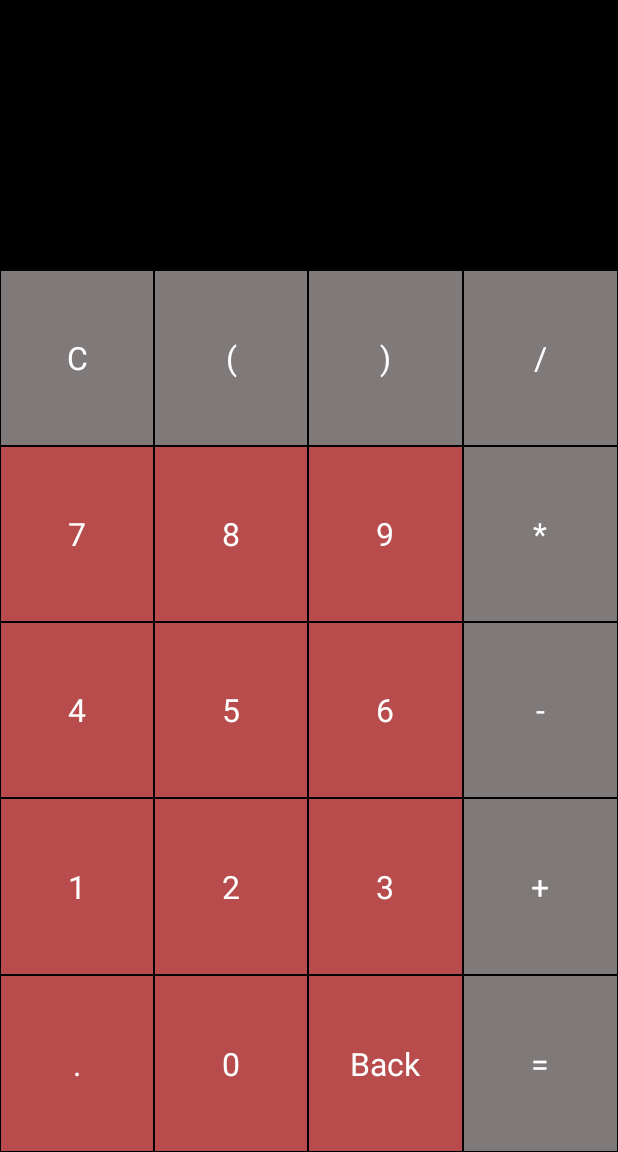
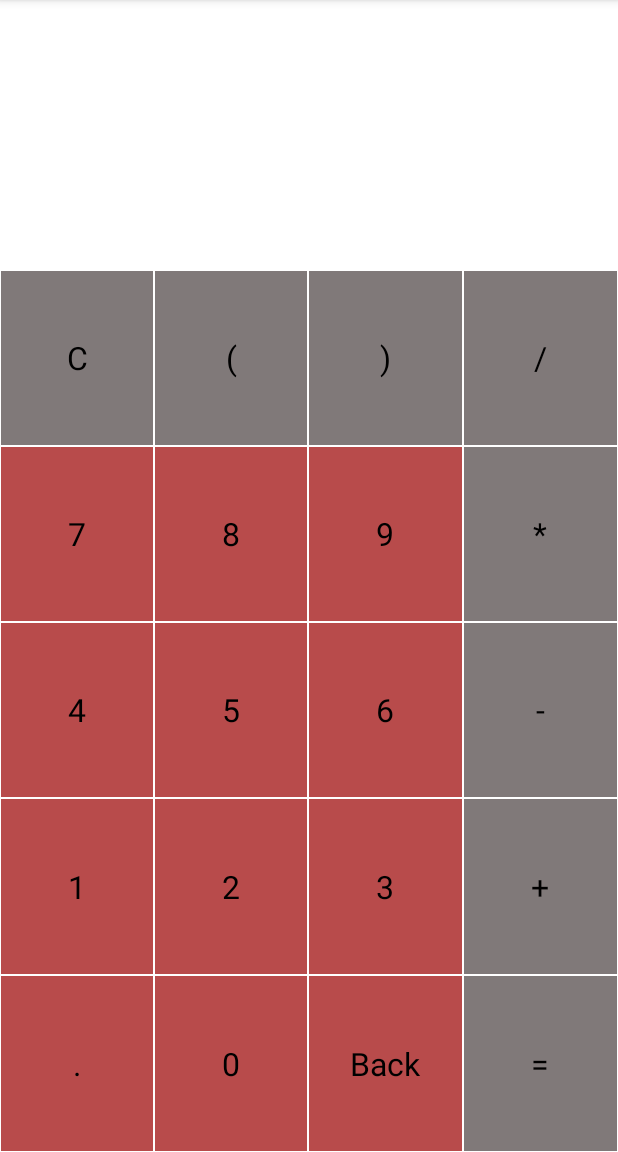
Before and after one commit to Keytus/Calculator, an Android app: the screen it shows after launch (MainActivity), on a phone screen of 412 x 824 dp, the part 84-1236 px from its top. Run offline under Robolectric (Android 15) with nearby library versions, the phone set to English and light mode, and no system bars.

Commit message:
Nice but no fragments

```diff
--- a/app/src/main/java/com/example/lab1/MainActivity.kt
+++ b/app/src/main/java/com/example/lab1/MainActivity.kt
@@ -1,5 +1,6 @@
 package com.example.lab1
 
+import android.content.res.Configuration
 import androidx.appcompat.app.AppCompatActivity
 import android.os.Bundle
 import android.util.Log
@@ -11,6 +12,25 @@ class MainActivity : AppCompatActivity() {
     override fun onCreate(savedInstanceState: Bundle?) {
         super.onCreate(savedInstanceState)
         setContentView(R.layout.activity_main)
+
+        val configuration: Configuration = resources.configuration
+        if (configuration.orientation === Configuration.ORIENTATION_LANDSCAPE) {
+            btn_square.setOnClickListener { setTextFields("^2") }
+            btn_degree.setOnClickListener { setTextFields("^") }
+            btn_root.setOnClickListener { setTextFields("sqrt(") }
+            btn_sin.setOnClickListener { setTextFields("sin(") }
+            btn_cos.setOnClickListener { setTextFields("cos(") }
+            btn_tan.setOnClickListener { setTextFields("tan(") }
+            btn_sinh.setOnClickListener { setTextFields("sinh(") }
+            btn_cosh.setOnClickListener { setTextFields("cosh(") }
+            btn_tanh.setOnClickListener { setTextFields("tanh(") }
+            btn_ln.setOnClickListener { setTextFields("log(") }
+            btn_log.setOnClickListener { setTextFields("log10(") }
+            btn_degree_exp.setOnClickListener { setTextFields("e^(") }
+            btn_abs.setOnClickListener { setTextFields("abs(") }
+            btn_pi.setOnClickListener { setTextFields("π") }
+            btn_exp.setOnClickListener { setTextFields("e") }
+        }
 
         btn_0.setOnClickListener { setTextFields("0") }
         btn_1.setOnClickListener { setTextFields("1") }
@@ -31,9 +51,7 @@ class MainActivity : AppCompatActivity() {
         btn_dot.setOnClickListener { setTextFields(".") }
 
         btn_C.setOnClickListener { clear() }
-
         btn_back.setOnClickListener { back() }
-
         btn_equal.setOnClickListener { equal() }
     }
 
--- /dev/null
+++ b/app/src/main/res/layout-land/activity_main.xml
@@ -0,0 +1,306 @@
+<?xml version="1.0" encoding="utf-8"?>
+<LinearLayout
+    xmlns:android="http://schemas.android.com/apk/res/android"
+    xmlns:app="http://schemas.android.com/apk/res-auto"
+    xmlns:tools="http://schemas.android.com/tools"
+    android:layout_width="match_parent"
+    android:layout_height="match_parent"
+    android:background="@android:color/white"
+    android:orientation="vertical"
+    tools:context=".MainActivity">
+
+    <TextView
+        android:id="@+id/math_operation"
+        android:layout_width="match_parent"
+        android:layout_height="80sp"
+        android:textColor="@android:color/black"
+        android:gravity="end"
+        android:ellipsize="start"
+        android:textSize="40sp"
+        android:singleLine="true"
+        />
+
+    <TextView
+        android:id="@+id/result_text"
+        android:layout_width="match_parent"
+        android:layout_height="50sp"
+        android:textColor="@android:color/darker_gray"
+        android:gravity="end"
+        android:ellipsize="end"
+        android:textSize="30sp"
+        android:singleLine="true"
+        />
+
+    <LinearLayout
+        android:layout_width="match_parent"
+        android:orientation="horizontal"
+        android:layout_height="0dp"
+        android:layout_weight="1">
+
+        <LinearLayout
+            android:layout_width="match_parent"
+            android:orientation="vertical"
+            android:layout_height="match_parent"
+            android:layout_weight="1">
+
+            <LinearLayout
+                android:layout_width="match_parent"
+                android:orientation="horizontal"
+                android:layout_weight="1"
+                android:layout_height="0dp">
+                <TextView
+                    style="@style/ActionButton"
+                    android:id="@+id/btn_square"
+                    android:text="x^2"
+                    />
+                <TextView
+                    style="@style/ActionButton"
+                    android:id="@+id/btn_degree"
+                    android:text="x^y"
+                    />
+                <TextView
+                    style="@style/ActionButton"
+                    android:id="@+id/btn_root"
+                    android:text="√"
+                    />
+            </LinearLayout>
+
+            <LinearLayout
+                android:layout_width="match_parent"
+                android:orientation="horizontal"
+                android:layout_weight="1"
+                android:layout_height="0dp">
+                <TextView
+                    style="@style/ActionButton"
+                    android:id="@+id/btn_sin"
+                    android:text="sin"
+                    />
+                <TextView
+                    style="@style/ActionButton"
+                    android:id="@+id/btn_cos"
+                    android:text="cos"
+                    />
+                <TextView
+                    style="@style/ActionButton"
+                    android:id="@+id/btn_tan"
+                    android:text="tan"
+                    />
+
+            </LinearLayout>
+
+            <LinearLayout
+                android:layout_width="match_parent"
+                android:orientation="horizontal"
+                android:layout_weight="1"
+                android:layout_height="0dp">
+                <TextView
+                    style="@style/ActionButton"
+                    android:id="@+id/btn_sinh"
+                    android:text="sinh"
+                    />
+                <TextView
+                    style="@style/ActionButton"
+                    android:id="@+id/btn_cosh"
+                    android:text="cosh"
+                    />
+                <TextView
+                    style="@style/ActionButton"
+                    android:id="@+id/btn_tanh"
+                    android:text="tanh"
+                    />
+            </LinearLayout>
+
+            <LinearLayout
+                android:layout_width="match_parent"
+                android:orientation="horizontal"
+                android:layout_weight="1"
+                android:layout_height="0dp">
+                <TextView
+                    style="@style/ActionButton"
+                    android:id="@+id/btn_ln"
+                    android:text="ln"
+                    />
+                <TextView
+                    style="@style/ActionButton"
+                    android:id="@+id/btn_log"
+                    android:text="log"
+                    />
+                <TextView
+                    style="@style/ActionButton"
+                    android:id="@+id/btn_degree_exp"
+                    android:text="e^x"
+                    />
+            </LinearLayout>
+
+            <LinearLayout
+                android:layout_width="match_parent"
+                android:orientation="horizontal"
+                android:layout_weight="1"
+                android:layout_height="0dp">
+                <TextView
+                    style="@style/ActionButton"
+                    android:id="@+id/btn_abs"
+                    android:text="|x|"
+                    />
+                <TextView
+                    style="@style/ActionButton"
+                    android:id="@+id/btn_pi"
+                    android:text="π"
+                    />
+                <TextView
+                    style="@style/ActionButton"
+                    android:id="@+id/btn_exp"
+                    android:text="e"
+                    />
+            </LinearLayout>
+
+        </LinearLayout>
+
+        <LinearLayout
+            android:layout_width="match_parent"
+            android:orientation="vertical"
+            android:layout_height="match_parent"
+            android:layout_weight="1">
+
+
+            <LinearLayout
+                android:layout_width="match_parent"
+                android:orientation="horizontal"
+                android:layout_weight="1"
+                android:layout_height="0dp">
+                <TextView
+                    style="@style/ActionButton"
+                    android:id="@+id/btn_C"
+                    android:text="C"
+                    />
+                <TextView
+                    style="@style/ActionButton"
+                    android:id="@+id/btn_left_bracket"
+                    android:text="("
+                    />
+                <TextView
+                    style="@style/ActionButton"
+                    android:id="@+id/btn_right_bracket"
+                    android:text=")"
+                    />
+                <TextView
+                    style="@style/ActionButton"
+                    android:id="@+id/btn_div"
+                    android:text="/"
+                    />
+            </LinearLayout>
+
+            <LinearLayout
+                android:layout_width="match_parent"
+                android:orientation="horizontal"
+                android:layout_weight="1"
+                android:layout_height="0dp">
+                <TextView
+                    style="@style/NumberButton"
+                    android:id="@+id/btn_7"
+                    android:text="7"
+                    />
+                <TextView
+                    style="@style/NumberButton"
+                    android:id="@+id/btn_8"
+                    android:text="8"
+                    />
+                <TextView
+                    style="@style/NumberButton"
+                    android:id="@+id/btn_9"
+                    android:text="9"
+                    />
+                <TextView
+                    style="@style/ActionButton"
+                    android:id="@+id/btn_mult"
+                    android:text="*"
+                    />
+            </LinearLayout>
+
+            <LinearLayout
+                android:layout_width="match_parent"
+                android:orientation="horizontal"
+                android:layout_weight="1"
+                android:layout_height="0dp">
+                <TextView
+                    style="@style/NumberButton"
+                    android:id="@+id/btn_4"
+                    android:text="4"
+                    />
+                <TextView
+                    style="@style/NumberButton"
+                    android:id="@+id/btn_5"
+                    android:text="5"
+                    />
+                <TextView
+                    style="@style/NumberButton"
+                    android:id="@+id/btn_6"
+                    android:text="6"
+                    />
+                <TextView
+                    style="@style/ActionButton"
+                    android:id="@+id/btn_minus"
+                    android:text="-"
+                    />
+            </LinearLayout>
+
+            <LinearLayout
+                android:layout_width="match_parent"
+                android:orientation="horizontal"
+                android:layout_weight="1"
+                android:layout_height="0dp">
+                <TextView
+                    style="@style/NumberButton"
+                    android:id="@+id/btn_1"
+                    android:text="1"
+                    />
+                <TextView
+                    style="@style/NumberButton"
+                    android:id="@+id/btn_2"
+                    android:text="2"
+                    />
+                <TextView
+                    style="@style/NumberButton"
+                    android:id="@+id/btn_3"
+                    android:text="3"
+                    />
+                <TextView
+                    style="@style/ActionButton"
+                    android:id="@+id/btn_plus"
+                    android:text="+"
+                    />
+            </LinearLayout>
+
+            <LinearLayout
+                android:layout_width="match_parent"
+                android:orientation="horizontal"
+                android:layout_weight="1"
+                android:layout_height="0dp">
+                <TextView
+                    style="@style/NumberButton"
+                    android:id="@+id/btn_dot"
+                    android:text="."
+                    />
+                <TextView
+                    style="@style/NumberButton"
+                    android:id="@+id/btn_0"
+                    android:text="0"
+                    />
+                <TextView
+                    style="@style/NumberButton"
+                    android:id="@+id/btn_back"
+                    android:text="@string/back"
+                    />
+                <TextView
+                    style="@style/ActionButton"
+                    android:id="@+id/btn_equal"
+                    android:text="="
+                    />
+            </LinearLayout>
+
+        </LinearLayout>
+
+
+    </LinearLayout>
+
+</LinearLayout>
--- a/app/src/main/res/layout/activity_main.xml
+++ b/app/src/main/res/layout/activity_main.xml
@@ -5,7 +5,7 @@
     xmlns:tools="http://schemas.android.com/tools"
     android:layout_width="match_parent"
     android:layout_height="match_parent"
-    android:background="@android:color/black"
+    android:background="@android:color/white"
     android:orientation="vertical"
     tools:context=".MainActivity">
 
@@ -13,7 +13,7 @@
         android:id="@+id/math_operation"
         android:layout_width="match_parent"
         android:layout_height="80sp"
-        android:textColor="@android:color/white"
+        android:textColor="@android:color/black"
         android:gravity="end"
         android:ellipsize="start"
         android:textSize="40sp"
@@ -24,7 +24,7 @@
         android:id="@+id/result_text"
         android:layout_width="match_parent"
         android:layout_height="100sp"
-        android:textColor="@android:color/white"
+        android:textColor="@android:color/darker_gray"
         android:gravity="end"
         android:ellipsize="end"
         android:textSize="30sp"
@@ -162,7 +162,7 @@
             <TextView
                 style="@style/NumberButton"
                 android:id="@+id/btn_back"
-                android:text="Back"
+                android:text="@string/back"
                 />
             <TextView
                 style="@style/ActionButton"
--- a/app/src/main/res/values/strings.xml
+++ b/app/src/main/res/values/strings.xml
@@ -1,3 +1,4 @@
 <resources>
     <string name="app_name">Lab1</string>
+    <string name="back">Back</string>
 </resources>
--- a/app/src/main/res/values/style.xml
+++ b/app/src/main/res/values/style.xml
@@ -6,7 +6,7 @@
         <item name="android:layout_width">0dp</item>
         <item name="android:background">#807979</item>
         <item name="android:textSize">21sp</item>
-        <item name="android:textColor">#ffffff</item>
+        <item name="android:textColor">#000000</item>
         <item name="android:gravity">center</item>
         <item name="android:layout_margin">0.5dp</item>
     </style>
@@ -16,7 +16,7 @@
         <item name="android:layout_width">0dp</item>
         <item name="android:background">#b84b4b</item>
         <item name="android:textSize">21sp</item>
-        <item name="android:textColor">#ffffff</item>
+        <item name="android:textColor">#000000</item>
         <item name="android:gravity">center</item>
         <item name="android:layout_margin">0.5dp</item>
     </style>
```
Also changed, not shown: 1 other file.
